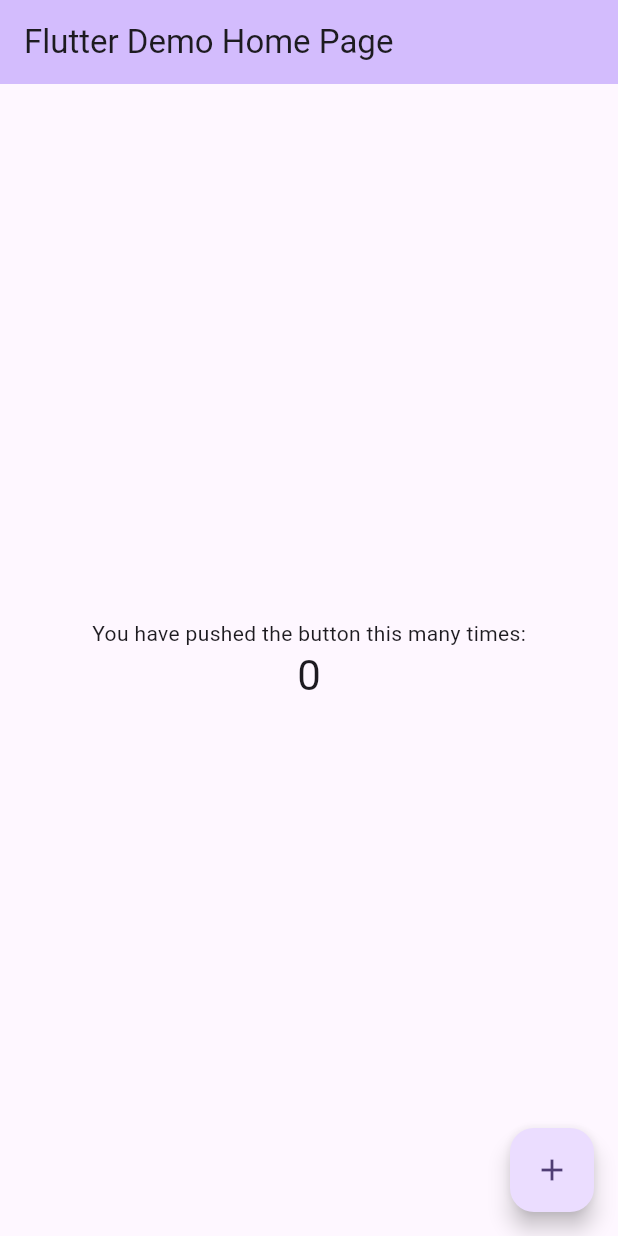
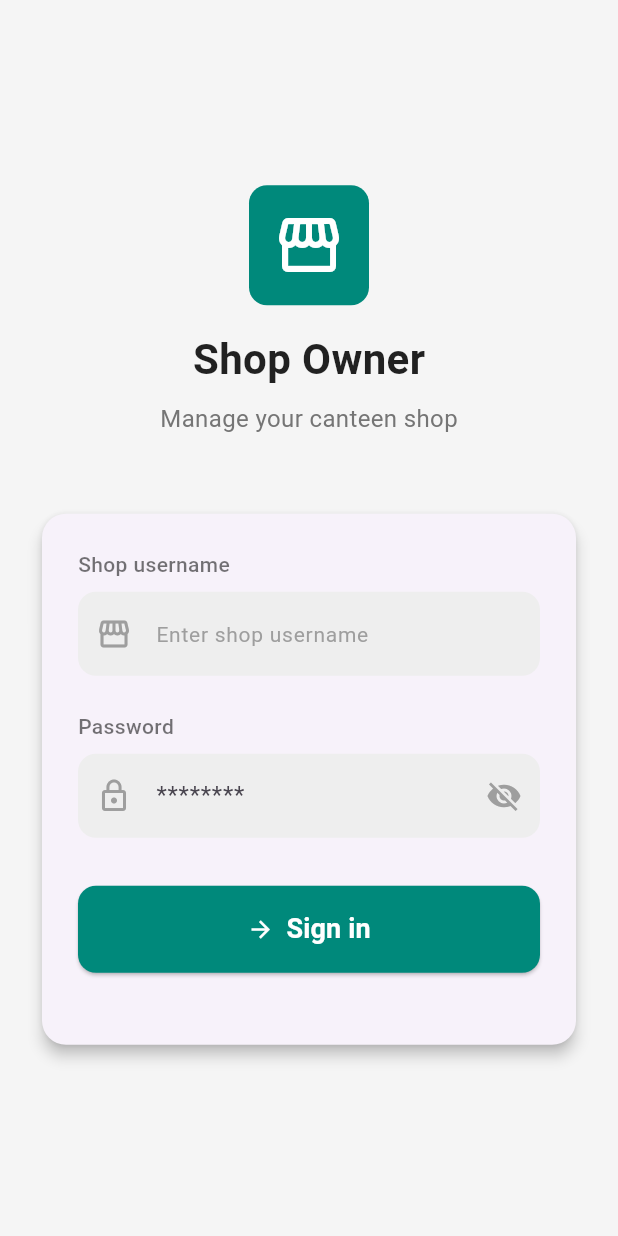
Before and after one commit to wathonmohmohaung41/smart_canteen_shop, a Flutter app: the screen it shows after launch, on a phone screen of 412 x 824 dp. Run offline on Flutter 3.47's test engine with Material 3 defaults, Android fonts, the phone set to English and light mode, and no system bars.

Commit message:
Update main.dart

```diff
--- a/lib/main.dart
+++ b/lib/main.dart
@@ -1,4 +1,5 @@
 import 'package:flutter/material.dart';
+import 'package:smart_canteen_shop/pages/overview_page.dart';
 
 void main() {
   runApp(const MyApp());
@@ -7,116 +8,199 @@ void main() {
 class MyApp extends StatelessWidget {
   const MyApp({super.key});
 
-  // This widget is the root of your application.
   @override
   Widget build(BuildContext context) {
     return MaterialApp(
-      title: 'Flutter Demo',
+      debugShowCheckedModeBanner: false,
+      title: 'Shop Owner Login',
       theme: ThemeData(
-        // This is the theme of your application.
-        //
-        // TRY THIS: Try running your application with "flutter run". You'll see
-        // the application has a purple toolbar. Then, without quitting the app,
-        // try changing the seedColor in the colorScheme below to Colors.green
-        // and then invoke "hot reload" (save your changes or press the "hot
-        // reload" button in a Flutter-supported IDE, or press "r" if you used
-        // the command line to start the app).
-        //
-        // Notice that the counter didn't reset back to zero; the application
-        // state is not lost during the reload. To reset the state, use hot
-        // restart instead.
-        //
-        // This works for code too, not just values: Most code changes can be
-        // tested with just a hot reload.
-        colorScheme: ColorScheme.fromSeed(seedColor: Colors.deepPurple),
+        primarySwatch: Colors.teal,
+        visualDensity: VisualDensity.adaptivePlatformDensity,
       ),
-      home: const MyHomePage(title: 'Flutter Demo Home Page'),
+      home: const LoginPage(),
     );
   }
 }
 
-class MyHomePage extends StatefulWidget {
-  const MyHomePage({super.key, required this.title});
-
-  // This widget is the home page of your application. It is stateful, meaning
-  // that it has a State object (defined below) that contains fields that affect
-  // how it looks.
-
-  // This class is the configuration for the state. It holds the values (in this
-  // case the title) provided by the parent (in this case the App widget) and
-  // used by the build method of the State. Fields in a Widget subclass are
-  // always marked "final".
-
-  final String title;
+class LoginPage extends StatefulWidget {
+  const LoginPage({super.key});
 
   @override
-  State<MyHomePage> createState() => _MyHomePageState();
+  State<LoginPage> createState() => _LoginPageState();
 }
 
-class _MyHomePageState extends State<MyHomePage> {
-  int _counter = 0;
-
-  void _incrementCounter() {
-    setState(() {
-      // This call to setState tells the Flutter framework that something has
-      // changed in this State, which causes it to rerun the build method below
-      // so that the display can reflect the updated values. If we changed
-      // _counter without calling setState(), then the build method would not be
-      // called again, and so nothing would appear to happen.
-      _counter++;
-    });
-  }
+class _LoginPageState extends State<LoginPage> {
+  bool _isPasswordVisible = false;
 
   @override
   Widget build(BuildContext context) {
-    // This method is rerun every time setState is called, for instance as done
-    // by the _incrementCounter method above.
-    //
-    // The Flutter framework has been optimized to make rerunning build methods
-    // fast, so that you can just rebuild anything that needs updating rather
-    // than having to individually change instances of widgets.
     return Scaffold(
-      appBar: AppBar(
-        // TRY THIS: Try changing the color here to a specific color (to
-        // Colors.amber, perhaps?) and trigger a hot reload to see the AppBar
-        // change color while the other colors stay the same.
-        backgroundColor: Theme.of(context).colorScheme.inversePrimary,
-        // Here we take the value from the MyHomePage object that was created by
-        // the App.build method, and use it to set our appbar title.
-        title: Text(widget.title),
-      ),
+      backgroundColor: Colors.grey[100],
       body: Center(
-        // Center is a layout widget. It takes a single child and positions it
-        // in the middle of the parent.
+        child: SingleChildScrollView(
+          padding: const EdgeInsets.all(24.0),
           child: Column(
-          // Column is also a layout widget. It takes a list of children and
-          // arranges them vertically. By default, it sizes itself to fit its
-          // children horizontally, and tries to be as tall as its parent.
-          //
-          // Column has various properties to control how it sizes itself and
-          // how it positions its children. Here we use mainAxisAlignment to
-          // center the children vertically; the main axis here is the vertical
-          // axis because Columns are vertical (the cross axis would be
-          // horizontal).
-          //
-          // TRY THIS: Invoke "debug painting" (choose the "Toggle Debug Paint"
-          // action in the IDE, or press "p" in the console), to see the
-          // wireframe for each widget.
             mainAxisAlignment: MainAxisAlignment.center,
             children: <Widget>[
-            const Text('You have pushed the button this many times:'),
+              // Shop Icon
+              Container(
+                padding: const EdgeInsets.all(16.0),
+                decoration: BoxDecoration(
+                  color: Colors.teal[600],
+                  borderRadius: BorderRadius.circular(12.0),
+                ),
+                child: const Icon(
+                  Icons.storefront,
+                  color: Colors.white,
+                  size: 48.0,
+                ),
+              ),
+              const SizedBox(height: 16.0),
+              // Shop Owner Text
+              const Text(
+                'Shop Owner',
+                style: TextStyle(
+                  fontSize: 28.0,
+                  fontWeight: FontWeight.bold,
+                  color: Colors.black87,
+                ),
+              ),
+              const SizedBox(height: 8.0),
+              // Manage your canteen shop Text
               Text(
-              '$_counter',
-              style: Theme.of(context).textTheme.headlineMedium,
+                'Manage your canteen shop',
+                style: TextStyle(fontSize: 16.0, color: Colors.grey[600]),
+              ),
+              const SizedBox(height: 48.0),
+              // Login Form Card
+              Card(
+                elevation: 4.0,
+                shape: RoundedRectangleBorder(
+                  borderRadius: BorderRadius.circular(16.0),
+                ),
+                child: Padding(
+                  padding: const EdgeInsets.all(24.0),
+                  child: Column(
+                    crossAxisAlignment: CrossAxisAlignment.start,
+                    children: <Widget>[
+                      const Text(
+                        'Shop username',
+                        style: TextStyle(
+                          fontSize: 14.0,
+                          fontWeight: FontWeight.w500,
+                          color: Colors.black54,
+                        ),
+                      ),
+                      const SizedBox(height: 8.0),
+                      TextFormField(
+                        decoration: InputDecoration(
+                          hintText: 'Enter shop username',
+                          hintStyle: TextStyle(
+                            color: Colors.grey.shade500,
+                            fontSize: 14,
+                          ),
+                          prefixIcon: const Icon(
+                            Icons.storefront_outlined,
+                            color: Colors.grey,
+                          ),
+                          border: OutlineInputBorder(
+                            borderRadius: BorderRadius.circular(12.0),
+                            borderSide: BorderSide.none,
+                          ),
+                          filled: true,
+                          fillColor: Colors.grey[200],
+                          contentPadding: const EdgeInsets.symmetric(
+                            vertical: 16.0,
+                            horizontal: 16.0,
+                          ),
+                        ),
+                      ),
+                      const SizedBox(height: 24.0),
+                      const Text(
+                        'Password',
+                        style: TextStyle(
+                          fontSize: 14.0,
+                          fontWeight: FontWeight.w500,
+                          color: Colors.black54,
+                        ),
+                      ),
+                      const SizedBox(height: 8.0),
+                      TextFormField(
+                        obscureText: !_isPasswordVisible,
+                        decoration: InputDecoration(
+                          hintText: '********',
+                          prefixIcon: const Icon(
+                            Icons.lock_outline,
+                            color: Colors.grey,
+                          ),
+                          suffixIcon: IconButton(
+                            icon: Icon(
+                              _isPasswordVisible
+                                  ? Icons.visibility
+                                  : Icons.visibility_off,
+                              color: Colors.grey,
+                            ),
+                            onPressed: () {
+                              setState(() {
+                                _isPasswordVisible = !_isPasswordVisible;
+                              });
+                            },
+                          ),
+                          border: OutlineInputBorder(
+                            borderRadius: BorderRadius.circular(12.0),
+                            borderSide: BorderSide.none,
+                          ),
+                          filled: true,
+                          fillColor: Colors.grey[200],
+                          contentPadding: const EdgeInsets.symmetric(
+                            vertical: 16.0,
+                            horizontal: 16.0,
+                          ),
+                        ),
+                      ),
+                      const SizedBox(height: 32.0),
+                      SizedBox(
+                        width: double.infinity,
+                        child: ElevatedButton.icon(
+                          onPressed: () {
+                            // Handle sign in logic
+                            Navigator.pushReplacement(
+                              context,
+                              MaterialPageRoute(
+                                builder: (context) => const OverviewPage(),
+                              ),
+                            );
+                          },
+                          style: ElevatedButton.styleFrom(
+                            backgroundColor: Colors.teal[600],
+                            padding: const EdgeInsets.symmetric(vertical: 16.0),
+                            shape: RoundedRectangleBorder(
+                              borderRadius: BorderRadius.circular(12.0),
+                            ),
+                          ),
+                          icon: const Icon(
+                            Icons.arrow_forward,
+                            color: Colors.white,
+                          ),
+                          label: const Text(
+                            'Sign in',
+                            style: TextStyle(
+                              fontSize: 18.0,
+                              fontWeight: FontWeight.bold,
+                              color: Colors.white,
+                            ),
+                          ),
+                        ),
+                      ),
+                      const SizedBox(height: 24.0),
+                    ],
+                  ),
+                ),
               ),
             ],
           ),
         ),
-      floatingActionButton: FloatingActionButton(
-        onPressed: _incrementCounter,
-        tooltip: 'Increment',
-        child: const Icon(Icons.add),
-      ), // This trailing comma makes auto-formatting nicer for build methods.
+      ),
     );
   }
 }
```
Lines whose indentation alone changed are shown as unchanged.
